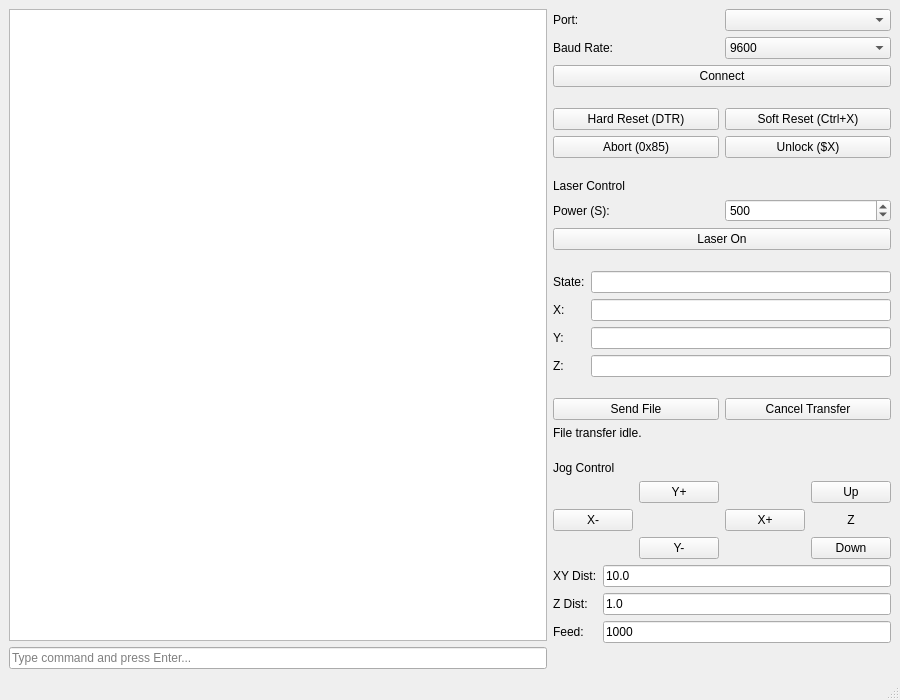
Above: serial_console.ui from dakoner/grbl_sender before the change. Below: the same form after it.
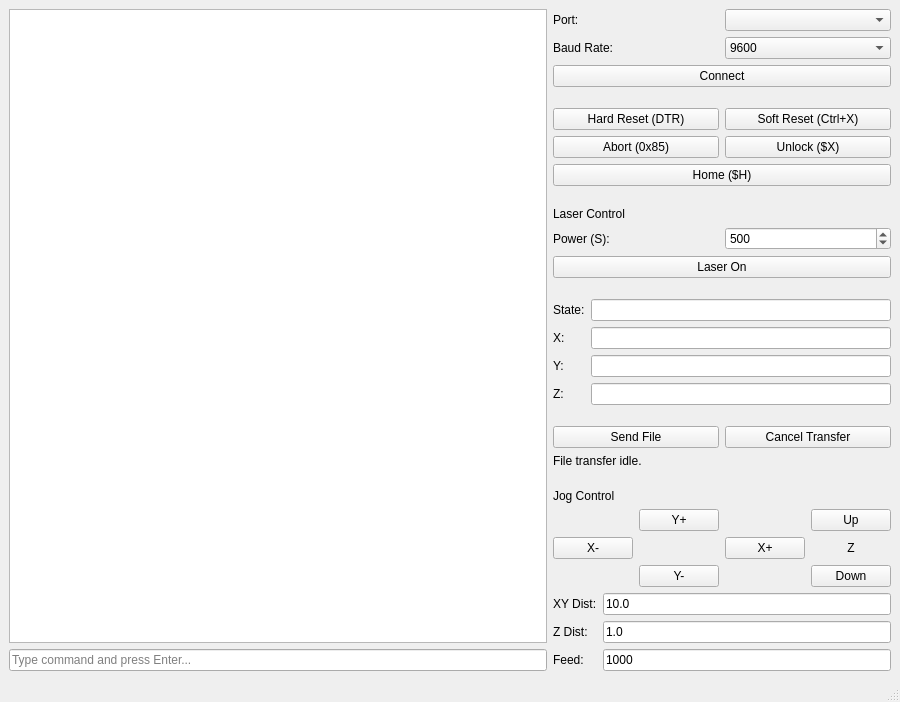
That is the form after the change.

```diff
--- a/serial_console.ui
+++ b/serial_console.ui
@@ -149,6 +149,13 @@
           </property>
          </widget>
         </item>
+        <item row="2" column="0" colspan="2">
+         <widget class="QPushButton" name="home_button">
+          <property name="text">
+           <string>Home ($H)</string>
+          </property>
+         </widget>
+        </item>
        </layout>
       </item>
       <item>
```
